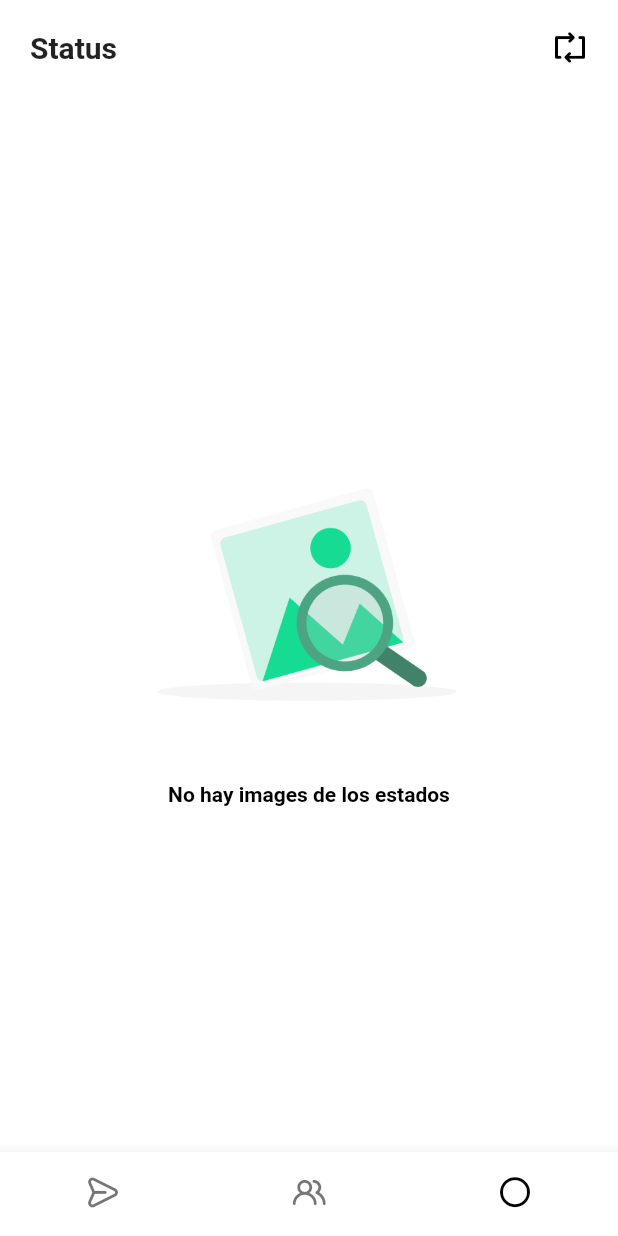
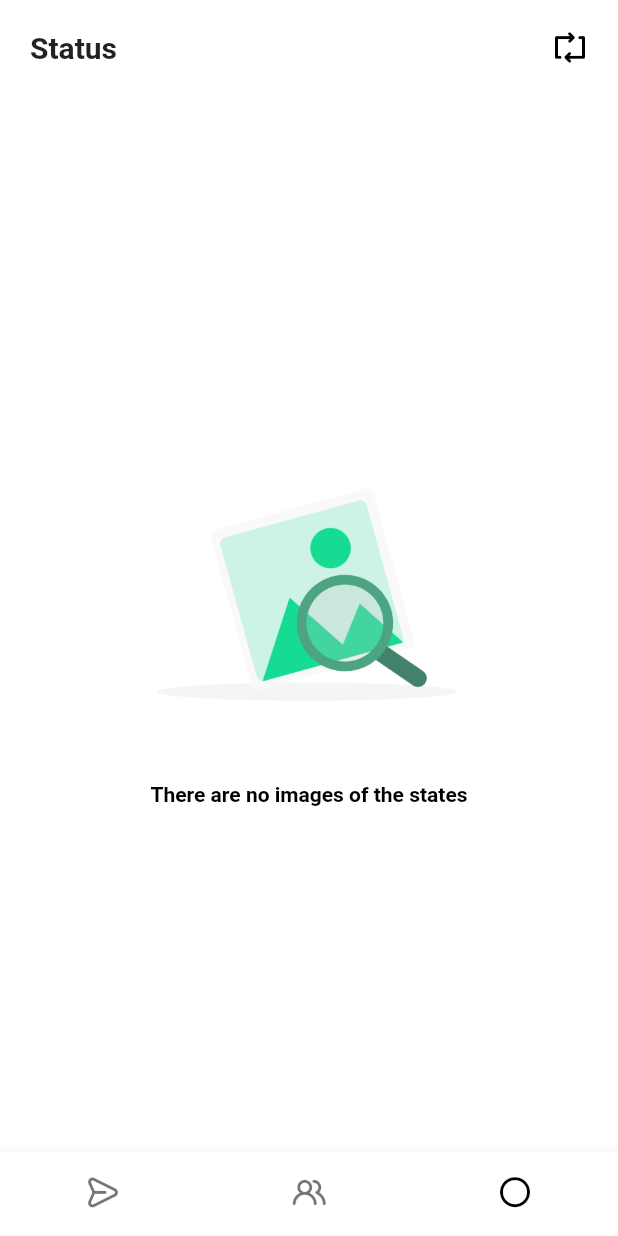
Before and after one commit to edwinmacalopu/WhatsappSend, a Flutter app: the screen it shows after launch, item 3 of the bottom bar chosen, on a phone screen of 412 x 824 dp. Run offline on Flutter 3.47's test engine with Material 2 defaults, Android fonts, the phone set to English and light mode, and no system bars; our stand-ins replace country_code_picker, hive, image_gallery_saver, permission_handler; accounts and stored records are empty; statements that could not run were skipped.

Commit message:
add const image

```diff
--- a/lib/bloc/providerstatus.dart
+++ b/lib/bloc/providerstatus.dart
@@ -55,8 +55,6 @@ class ProviderStatus extends ChangeNotifier {
       visible = false;
       displaycheck();
     });
-
     ChangeNotifier();
-    //_onLoading(false,"If Image not available in gallary\n\nYou can find all images at");
   }
 }
--- a/lib/l10n/intl_en.arb
+++ b/lib/l10n/intl_en.arb
@@ -5,7 +5,8 @@
     "textnumtel": "cell phone number",
     "textmessage": "message",
     "nullrecord": "No records saved",
-    "alertmessage": "Image saved in gallery"
+    "alertmessage": "Image saved in gallery",
+    "nullstatus": "There are no images of the states"
 
 
 }
--- a/lib/l10n/intl_es.arb
+++ b/lib/l10n/intl_es.arb
@@ -5,5 +5,6 @@
     "textnumtel": "número de celular",
     "textmessage": "mensaje",
     "nullrecord": "No hay registros guardados",
-    "alertmessage": "Image guardado en galeria"
+    "alertmessage": "Image guardado en galeria",
+    "nullstatus": "No hay imágenes de los estados"
 }
--- a/lib/main.dart
+++ b/lib/main.dart
@@ -45,7 +45,7 @@ class MyApp extends StatelessWidget {
           S.delegate
         ],
         supportedLocales: S.delegate.supportedLocales,
-        title: 'Material App',
+        title: 'WhatsapppSend',
         home: NavbarPage(),
       ),
     );
--- a/lib/ui/home.dart
+++ b/lib/ui/home.dart
@@ -14,6 +14,7 @@ class Home extends StatelessWidget {
           backgroundColor: Colors.white,
           resizeToAvoidBottomPadding: false,
           body: SingleChildScrollView(
+            scrollDirection: Axis.vertical,
             child: Container(
               padding: EdgeInsets.symmetric(horizontal: 20),
               child: Column(
@@ -21,12 +22,12 @@ class Home extends StatelessWidget {
                   Container(
                     height: 120,
                     width: 120,
-                    child: Image.asset('assets/home2.png'),
+                    child:const Image(image:AssetImage('assets/home2.png'))
                   ),
                   SizedBox(
                     height: 10,
                   ),
-                  Text(
+                  const Text(
                     "Schat whatsapp",
                     style: TextStyle(fontSize: 18, fontWeight: FontWeight.bold),
                   ),
--- a/lib/ui/navbar.dart
+++ b/lib/ui/navbar.dart
@@ -21,7 +21,6 @@ class _NavbarPageState extends State<NavbarPage> {
         return Saved();
       case 2:
         return Status();
-        //case 3: return Estacion();
         break;
       default:
         return Home();
--- a/lib/ui/saved.dart
+++ b/lib/ui/saved.dart
@@ -35,7 +35,7 @@ class Saved extends StatelessWidget {
                          children: <Widget>[
                            Container(
                         width: MediaQuery.of(context).size.width/1.9,
-                        child:Image.asset('assets/nofound.png')),
+                        child:const Image(image:AssetImage('assets/nofound.png'))),
                          SizedBox(height: 10),
                          Text(S.of(context).nullrecord,style: TextStyle(color: Colors.black,fontWeight: FontWeight.bold),)
                          ],
--- a/lib/ui/status.dart
+++ b/lib/ui/status.dart
@@ -70,9 +70,9 @@ class _StatusState extends State<Status> {
                            children: <Widget>[
                              Container(
                           width: MediaQuery.of(context).size.width/1.9,
-                          child:Image.asset('assets/nostatus.png')),
+                          child:const Image(image:AssetImage('assets/nostatus.png'))),
                            SizedBox(height: 10),
-                           Text('No hay images de los estados',style: TextStyle(color: Colors.black,fontWeight: FontWeight.bold),)
+                           Text(S.of(context).nullstatus,style: TextStyle(color: Colors.black,fontWeight: FontWeight.bold),)
                            ],
                          ),
                      ),
@@ -82,7 +82,8 @@ class _StatusState extends State<Status> {
                                 : provimage.imageList.length,
                             gridDelegate:
                                 SliverGridDelegateWithFixedCrossAxisCount(
-                                    crossAxisCount: 2, crossAxisSpacing: 5),
+                                    crossAxisCount: 2, crossAxisSpacing: 5,mainAxisSpacing: 5
+                                    ),
                             itemBuilder: (BuildContext context, int index) {
                               String imgpatch = provimage.imageList[index];
                               return Container(
```
Also changed, not shown: lib/generated/intl/messages_en.dart, lib/generated/intl/messages_es.dart, lib/generated/l10n.dart, 3 other files.
